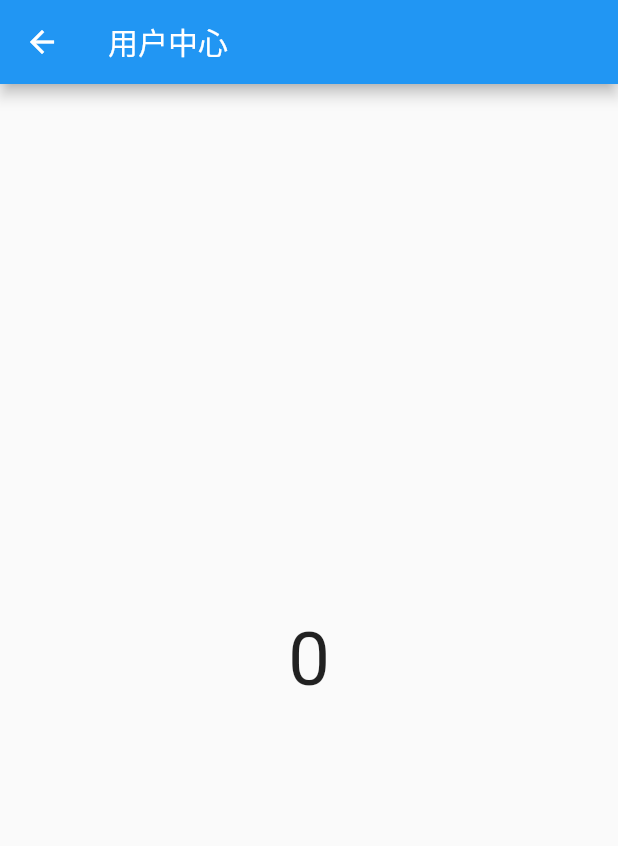
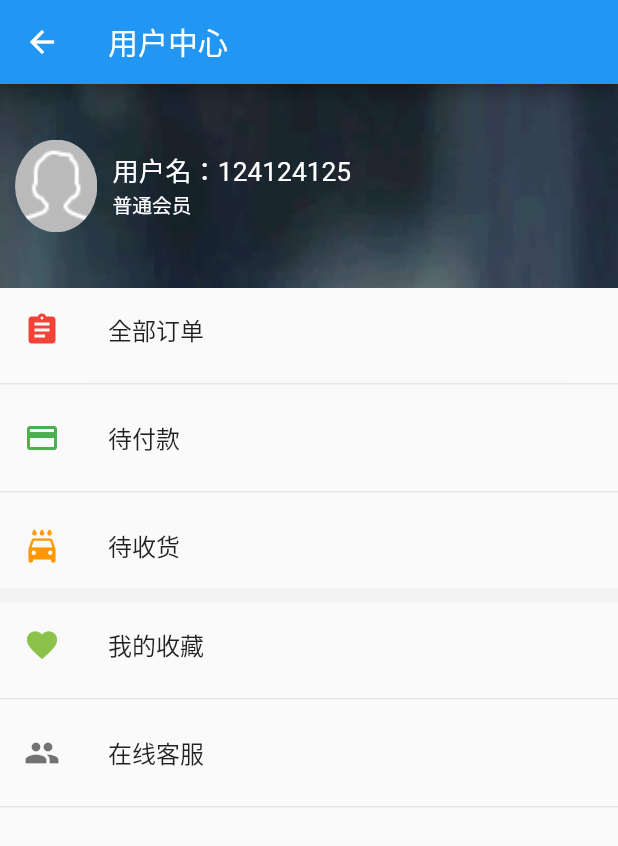
Before and after one commit to zengchanghuan/shopping_mall_flutter, a Flutter app: the UserPage screen opened directly, on a phone screen of 412 x 824 dp. Shown: the top 846 px of the screen. Run offline on Flutter 3.47's test engine with Material 2 defaults, Android fonts, the phone set to English and light mode, and no system bars; our stand-ins replace dio, event_bus, flutter_screenutil, fluttertoast, shared_preferences, webview_flutter; missing offline and left inert: flutter_swiper_null_safety_flutter3; accounts and stored records are empty; network calls fail.

Commit message:
用户页面布局

```diff
--- a/lib/pages/tabs/user.dart
+++ b/lib/pages/tabs/user.dart
@@ -2,6 +2,7 @@ import 'package:flutter/material.dart';
 import 'package:flutter_screenutil/flutter_screenutil.dart';
 import 'package:provider/provider.dart';
 import '../../provider/Counter.dart';
+import '../../serivces/screen_adapter.dart';
 
 class UserPage extends StatefulWidget {
   const UserPage({Key? key}) : super(key: key);
@@ -26,9 +27,84 @@ class _UserPageState extends State<UserPage>
       appBar: AppBar(
         title: const Text("用户中心"),
       ),
-      body: Center(
-        child: Text("${counterProvider.count}",
-            style: const TextStyle(fontSize: 50)),
+      body: ListView(
+        children: <Widget>[
+          Container(
+            height: ScreenAdapter.height(220),
+            width: double.infinity,
+            decoration: const BoxDecoration(
+                image: DecorationImage(
+                    image: AssetImage('images/user_bg.jpg'),
+                    fit: BoxFit.cover)),
+            child: Row(
+              children: <Widget>[
+                Container(
+                  margin: const EdgeInsets.fromLTRB(10, 0, 10, 0),
+                  child: ClipOval(
+                    child: Image.asset(
+                      'images/user.png',
+                      fit: BoxFit.cover,
+                      width: ScreenAdapter.width(100),
+                      height: ScreenAdapter.height(100),
+                    ),
+                  ),
+                ),
+                // Expanded(
+                //   flex: 1,
+                //   child: Text("登录/注册",style: TextStyle(
+                //     color: Colors.white
+                //   )),
+                // )
+
+                Expanded(
+                  flex: 1,
+                  child: Column(
+                    mainAxisAlignment: MainAxisAlignment.center,
+                    crossAxisAlignment: CrossAxisAlignment.start,
+                    children: <Widget>[
+                      Text("用户名：124124125",
+                          style: TextStyle(
+                              color: Colors.white,
+                              fontSize: ScreenAdapter.size(32))),
+                      Text("普通会员",
+                          style: TextStyle(
+                              color: Colors.white,
+                              fontSize: ScreenAdapter.size(24))),
+                    ],
+                  ),
+                )
+              ],
+            ),
+          ),
+          const ListTile(
+            leading: Icon(Icons.assignment, color: Colors.red),
+            title: Text("全部订单"),
+          ),
+          const Divider(),
+          const ListTile(
+            leading: Icon(Icons.payment, color: Colors.green),
+            title: Text("待付款"),
+          ),
+          const Divider(),
+          const ListTile(
+            leading: Icon(Icons.local_car_wash, color: Colors.orange),
+            title: Text("待收货"),
+          ),
+          Container(
+              width: double.infinity,
+              height: 10,
+              color: const Color.fromRGBO(242, 242, 242, 0.9)),
+          const ListTile(
+            leading: Icon(Icons.favorite, color: Colors.lightGreen),
+            title: Text("我的收藏"),
+          ),
+          const Divider(),
+          const ListTile(
+            leading: Icon(Icons.people, color: Colors.black54),
+            title: Text("在线客服"),
+          ),
+          const Divider(),
+        ],
       ),
     );
   }
```
Also changed, not shown: pubspec.yaml (+8 -3 lines), images/2.0x/user.png (added), images/2.0x/user_bg.jpg (added), images/3.0x/user.png (added), images/3.0x/user_bg.jpg (added), images/user.png (added), images/user_bg.jpg (added), 1 other file.
